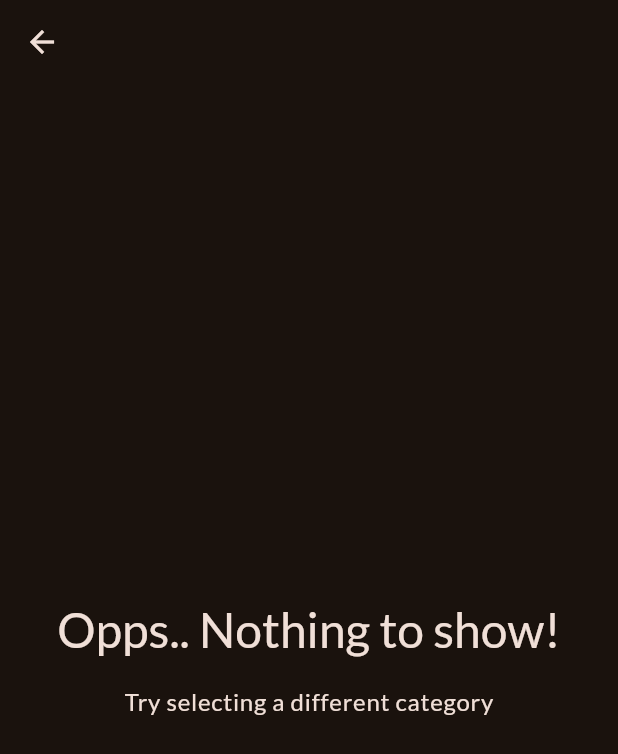
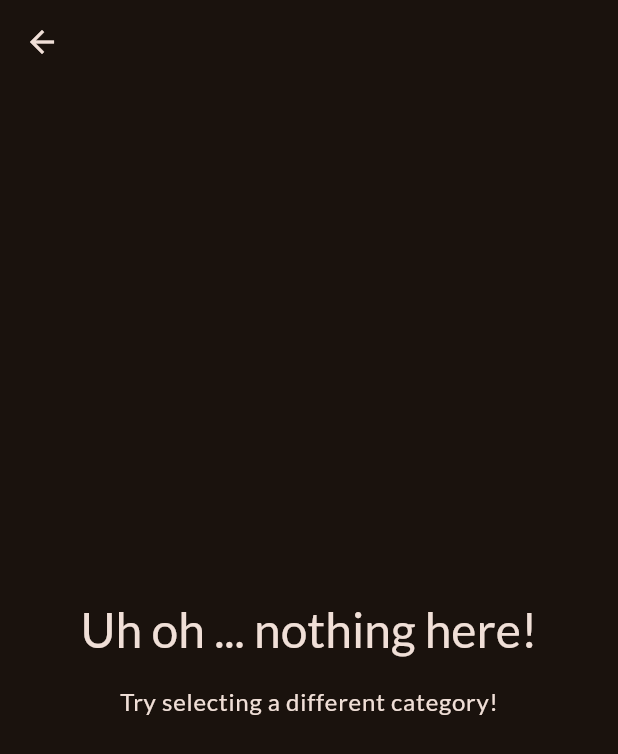
Before and after one commit to Swaraajj/meals_app, a Flutter app: the MealsScreen screen opened directly with empty values, on a phone screen of 412 x 824 dp. Shown: the top 754 px of the screen. Run offline on Flutter 3.47's test engine with Material 2 defaults, Android fonts, the phone set to English and light mode, and no system bars; our stand-ins replace google_fonts, transparent_image.

Commit message:
Added items to the categories

```diff
--- a/lib/screens/meals.dart
+++ b/lib/screens/meals.dart
@@ -1,11 +1,13 @@
 import 'package:flutter/material.dart';
+
 import 'package:meals/models/meal.dart';
+import 'package:meals/widgets/meal_item.dart';
 
 class MealsScreen extends StatelessWidget {
   const MealsScreen({
+    super.key,
     required this.title,
     required this.meals,
-    super.key,
   });
 
   final String title;
@@ -13,35 +15,31 @@ class MealsScreen extends StatelessWidget {
 
   @override
   Widget build(BuildContext context) {
-    Widget content = ListView.builder(
-      itemCount: meals.length,
-      itemBuilder: (ctx, index) => Text(
-        meals[index].title,
-      ),
-    );
-
-    if (meals.isEmpty) {
-      content = Center(
+    Widget content = Center(
       child: Column(
         mainAxisSize: MainAxisSize.min,
         children: [
           Text(
-              "Opps.. Nothing to show!",
-              style: Theme.of(context)
-                  .textTheme
-                  .headlineLarge!
-                  .copyWith(color: Theme.of(context).colorScheme.onBackground),
+            'Uh oh ... nothing here!',
+            style: Theme.of(context).textTheme.headlineLarge!.copyWith(
+                  color: Theme.of(context).colorScheme.onBackground,
+                ),
           ),
           const SizedBox(height: 16),
           Text(
-              "Try selecting a different category",
-              style: Theme.of(context)
-                  .textTheme
-                  .bodyLarge!
-                  .copyWith(color: Theme.of(context).colorScheme.onBackground),
+            'Try selecting a different category!',
+            style: Theme.of(context).textTheme.bodyLarge!.copyWith(
+                  color: Theme.of(context).colorScheme.onBackground,
+                ),
           ),
         ],
       ),
+    );
+
+    if (meals.isNotEmpty) {
+      content = ListView.builder(
+        itemCount: meals.length,
+        itemBuilder: (ctx, index) => MealItem(meal: meals[index]),
       );
     }
 
--- a/pubspec.yaml
+++ b/pubspec.yaml
@@ -36,6 +36,7 @@ dependencies:
   # Use with the CupertinoIcons class for iOS style icons.
   cupertino_icons: ^1.0.2
   google_fonts: ^5.1.0
+  transparent_image: ^2.0.1
 
 dev_dependencies:
   flutter_test:
```
Also changed, not shown: lib/widgets/meal_item.dart (added, +66 -0 lines), pubspec.lock. Lines whose indentation alone changed are shown as unchanged.
